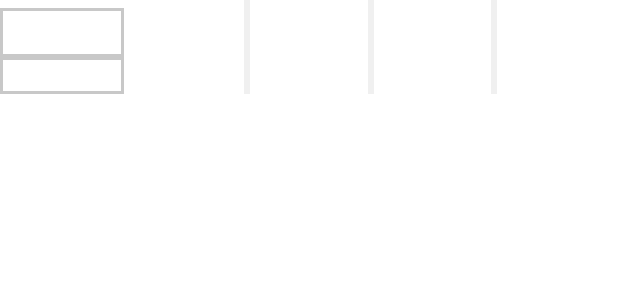
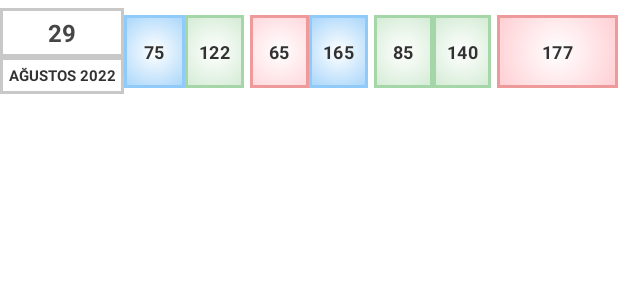
Before and after one commit to Veisy/Sugaria, an Android app: the layout chart_single_day_row.xml on its own in the app's theme, with its tools: preview values and no code run, on a phone screen of 412 x 824 dp. Shown: the top 300 px of the screen. Run offline under Robolectric (Android 15) with nearby library versions, the phone set to English and light mode, and no system bars.

Commit message:
Chart row layout and integer.xml refactor.

```diff
--- a/app/src/main/res/layout/chart_single_day_row.xml
+++ b/app/src/main/res/layout/chart_single_day_row.xml
@@ -5,33 +5,6 @@
     android:id="@+id/single_day"
     android:layout_width="match_parent"
     android:layout_height="wrap_content">
-
-    <View
-        android:layout_width="4dp"
-        android:layout_height="0dp"
-        android:background="@color/colorGreyLevel7"
-        app:layout_constraintBottom_toBottomOf="parent"
-        app:layout_constraintEnd_toEndOf="@id/guideline10"
-        app:layout_constraintStart_toStartOf="@id/guideline10"
-        app:layout_constraintTop_toTopOf="parent" />
-
-    <View
-        android:layout_width="4dp"
-        android:layout_height="0dp"
-        android:background="@color/colorGreyLevel7"
-        app:layout_constraintBottom_toBottomOf="parent"
-        app:layout_constraintEnd_toEndOf="@id/guideline12"
-        app:layout_constraintStart_toStartOf="@id/guideline12"
-        app:layout_constraintTop_toTopOf="parent" />
-
-    <View
-        android:layout_width="4dp"
-        android:layout_height="0dp"
-        android:background="@color/colorGreyLevel7"
-        app:layout_constraintBottom_toBottomOf="parent"
-        app:layout_constraintEnd_toEndOf="@id/guideline14"
-        app:layout_constraintStart_toStartOf="@id/guideline14"
-        app:layout_constraintTop_toTopOf="parent" />
 
     <TextView
         android:id="@+id/textView_day_night"
@@ -42,7 +15,9 @@
         app:layout_constraintBottom_toBottomOf="@id/textView_day_monthYear"
         app:layout_constraintEnd_toEndOf="parent"
         app:layout_constraintStart_toStartOf="@+id/guideline14"
-        app:layout_constraintTop_toTopOf="@id/textView_day_day" />
+        app:layout_constraintTop_toTopOf="@id/textView_day_day"
+        tools:background="@drawable/text_frame_warning_range"
+        tools:text="177"/>
 
     <TextView
         android:id="@+id/textView_day_evening_full"
@@ -53,7 +28,9 @@
         app:layout_constraintBottom_toBottomOf="@id/textView_day_monthYear"
         app:layout_constraintEnd_toStartOf="@+id/guideline14"
         app:layout_constraintStart_toStartOf="@+id/guideline13"
-        app:layout_constraintTop_toTopOf="@id/textView_day_day" />
+        app:layout_constraintTop_toTopOf="@id/textView_day_day"
+        tools:background="@drawable/text_frame_normal_range"
+        tools:text="140"/>
 
     <TextView
         android:id="@+id/textView_day_afternoon_full"
@@ -64,7 +41,9 @@
         app:layout_constraintBottom_toBottomOf="@id/textView_day_monthYear"
         app:layout_constraintEnd_toStartOf="@+id/guideline12"
         app:layout_constraintStart_toStartOf="@+id/guideline11"
-        app:layout_constraintTop_toTopOf="@id/textView_day_day" />
+        app:layout_constraintTop_toTopOf="@id/textView_day_day"
+        tools:background="@drawable/text_frame_margin_range"
+        tools:text="165"/>
 
 
     <TextView
@@ -76,7 +55,9 @@
         app:layout_constraintBottom_toBottomOf="@id/textView_day_monthYear"
         app:layout_constraintEnd_toStartOf="@+id/guideline11"
         app:layout_constraintStart_toStartOf="@+id/guideline10"
-        app:layout_constraintTop_toTopOf="@id/textView_day_day" />
+        app:layout_constraintTop_toTopOf="@id/textView_day_day"
+        tools:background="@drawable/text_frame_warning_range"
+        tools:text="65"/>
 
     <TextView
         android:id="@+id/textView_day_morning_full"
@@ -87,7 +68,9 @@
         app:layout_constraintBottom_toBottomOf="@id/textView_day_monthYear"
         app:layout_constraintEnd_toStartOf="@+id/guideline10"
         app:layout_constraintStart_toStartOf="@+id/guideline9"
-        app:layout_constraintTop_toTopOf="@id/textView_day_day" />
+        app:layout_constraintTop_toTopOf="@id/textView_day_day"
+        tools:background="@drawable/text_frame_normal_range"
+        tools:text="122"/>
 
     <TextView
         android:id="@+id/textView_day_morning_empty"
@@ -97,7 +80,9 @@
         app:layout_constraintBottom_toBottomOf="@id/textView_day_monthYear"
         app:layout_constraintEnd_toStartOf="@+id/guideline9"
         app:layout_constraintStart_toStartOf="@+id/guideline8"
-        app:layout_constraintTop_toTopOf="@id/textView_day_day" />
+        app:layout_constraintTop_toTopOf="@id/textView_day_day"
+        tools:background="@drawable/text_frame_margin_range"
+        tools:text="75"/>
 
     <androidx.constraintlayout.widget.Guideline
         android:id="@+id/guideline8"
@@ -143,7 +128,9 @@
         app:layout_constraintBottom_toBottomOf="@id/textView_day_monthYear"
         app:layout_constraintEnd_toStartOf="@+id/guideline13"
         app:layout_constraintStart_toStartOf="@+id/guideline12"
-        app:layout_constraintTop_toTopOf="@id/textView_day_day" />
+        app:layout_constraintTop_toTopOf="@id/textView_day_day"
+        tools:background="@drawable/text_frame_normal_range"
+        tools:text="85" />
 
     <androidx.constraintlayout.widget.Guideline
         android:id="@+id/guideline13"
@@ -173,7 +160,8 @@
         app:layout_constraintBottom_toTopOf="@id/textView_day_monthYear"
         app:layout_constraintEnd_toStartOf="@+id/guideline8"
         app:layout_constraintStart_toStartOf="parent"
-        app:layout_constraintTop_toTopOf="parent" />
+        app:layout_constraintTop_toTopOf="parent"
+        tools:text="29"/>
 
     <TextView
         android:id="@+id/textView_day_monthYear"
@@ -189,5 +177,6 @@
         app:layout_constraintEnd_toStartOf="@+id/guideline8"
         app:layout_constraintStart_toStartOf="parent"
         app:layout_constraintTop_toBottomOf="@+id/textView_day_day"
-        tools:ignore="SmallSp" />
+        tools:ignore="SmallSp"
+        tools:text="Ağustos 2022"/>
 </androidx.constraintlayout.widget.ConstraintLayout>
--- a/app/src/main/res/values/integer.xml
+++ b/app/src/main/res/values/integer.xml
@@ -11,7 +11,7 @@
     <integer name="low_measurement_value_empty">70</integer>
     <integer name="low_measurement_value_full">100</integer>
     <integer name="high_measurement_value_empty">130</integer>
-    <integer name="high_measurement_value_full">180</integer>
+    <integer name="high_measurement_value_full">170</integer>
     <integer name="low_measurement_value_night">90</integer>
     <integer name="high_measurement_value_night">150</integer>
     <integer name="measurement_margin">10</integer>
```
Also changed, not shown: app/src/main/res/layout/chart_titles.xml (+1 -28 lines), app/src/main/res/values-land/integer.xml (+0 -13 lines).
